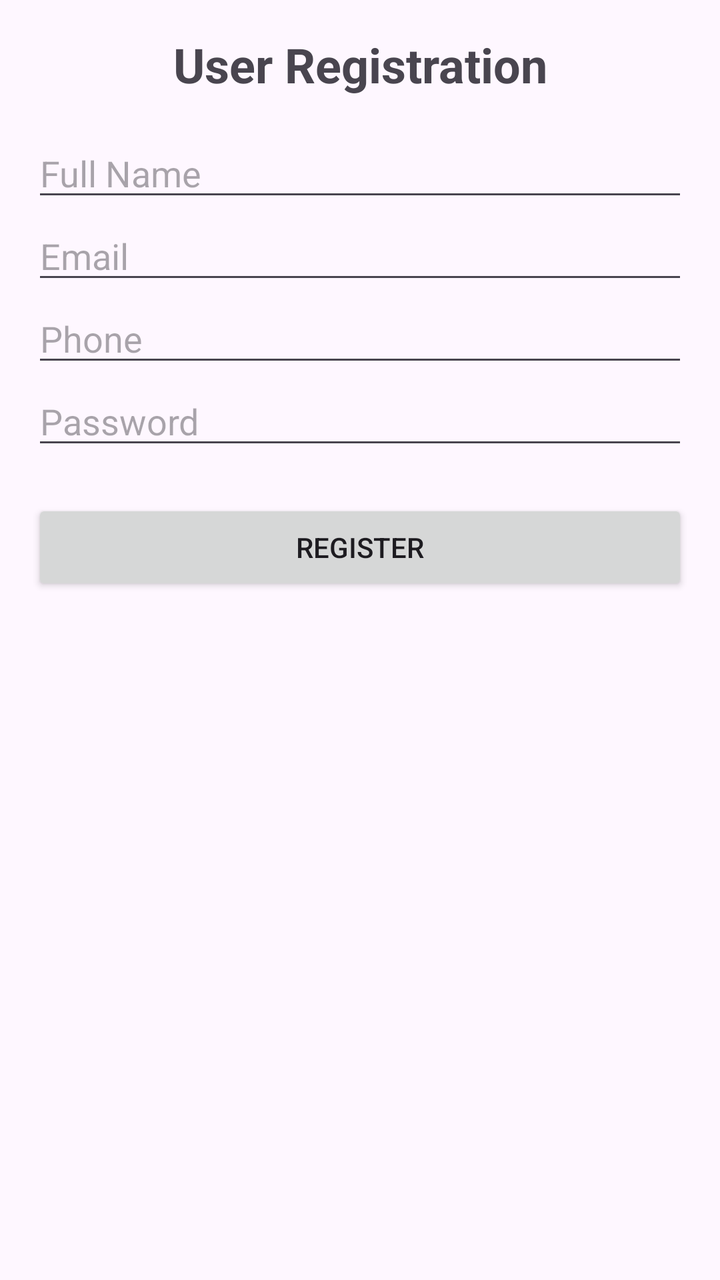
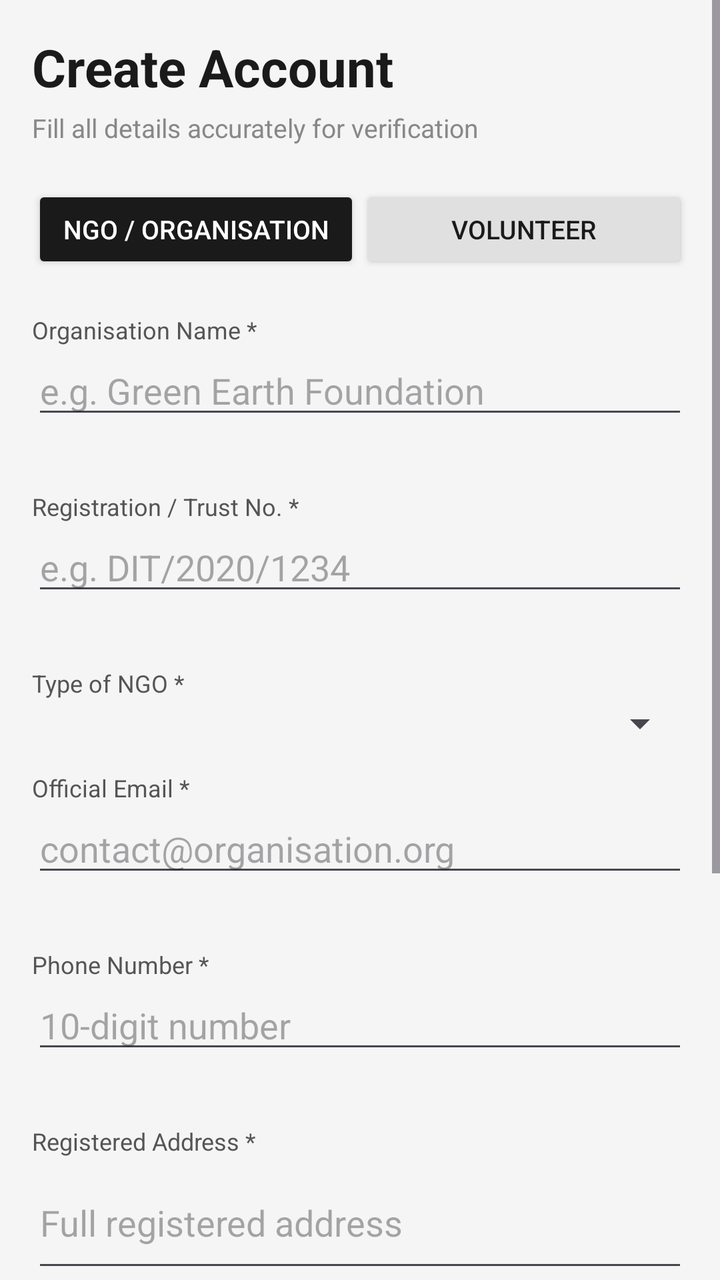

The first picture is an Android layout as it rendered before a commit; the second is the same layout after the commit. The layout source and the unified diff follow.
<!-- AndroidManifest.xml: application theme Theme.SmartSeva -->
<!-- res/layout/activity_register.xml -->
<ScrollView xmlns:android="http://schemas.android.com/apk/res/android"
    android:layout_width="match_parent"
    android:layout_height="match_parent">

    <LinearLayout
        android:orientation="vertical"
        android:padding="16dp"
        android:layout_width="match_parent"
        android:layout_height="wrap_content">

        
        <TextView
            android:id="@+id/tvHeading"
            android:text="@string/user_registration"
            android:textSize="24sp"
            android:textStyle="bold"
            android:gravity="center"
            android:layout_width="match_parent"
            android:layout_height="wrap_content"
            android:layout_marginBottom="16dp"/>

        <EditText
            android:id="@+id/etName"
            android:hint="@string/name"
            android:inputType="textPersonName"
            android:autofillHints="name"
            android:layout_width="match_parent"
            android:layout_height="wrap_content"/>

        <EditText
            android:id="@+id/etEmail"
            android:hint="@string/email"
            android:inputType="textEmailAddress"
            android:autofillHints="email"
            android:layout_width="match_parent"
            android:layout_height="wrap_content"/>

        <EditText
            android:id="@+id/etPhone"
            android:hint="@string/phone"
            android:inputType="phone"
            android:autofillHints="phone"
            android:layout_width="match_parent"
            android:layout_height="wrap_content"/>

        <EditText
            android:id="@+id/etPassword"
            android:hint="@string/password"
            android:inputType="textPassword"
            android:autofillHints="password"
            android:layout_width="match_parent"
            android:layout_height="wrap_content"/>

        
        <EditText
            android:id="@+id/etAge"
            android:hint="@string/age"
            android:visibility="gone"
            android:inputType="number"
            android:autofillHints="age"
            android:layout_width="match_parent"
            android:layout_height="wrap_content"/>

        <TextView
            android:id="@+id/tvGender"
            android:text="@string/gender"
            android:visibility="gone"
            android:layout_width="wrap_content"
            android:layout_height="wrap_content"/>

        <RadioGroup
            android:id="@+id/rgGender"
            android:orientation="horizontal"
            android:visibility="gone"
            android:layout_width="wrap_content"
            android:layout_height="wrap_content">

            <RadioButton
                android:id="@+id/rbMale"
                android:layout_width="wrap_content"
                android:layout_height="wrap_content"
                android:text="@string/gender_male"/>

            <RadioButton
                android:id="@+id/rbFemale"
                android:layout_width="wrap_content"
                android:layout_height="wrap_content"
                android:text="@string/gender_female"/>

            <RadioButton
                android:id="@+id/rbOther"
                android:layout_width="wrap_content"
                android:layout_height="wrap_content"
                android:text="@string/gender_other"/>
        </RadioGroup>

        <TextView
            android:text="@string/skills"
            android:visibility="gone"
            android:id="@+id/tvSkills"
            android:layout_width="wrap_content"
            android:layout_height="wrap_content"/>

        <CheckBox
            android:id="@+id/cbMedical"
            android:text="@string/medical"
            android:visibility="gone"
            android:layout_width="wrap_content"
            android:layout_height="wrap_content"/>

        <CheckBox
            android:id="@+id/cbRescue"
            android:text="@string/rescue"
            android:visibility="gone"
            android:layout_width="wrap_content"
            android:layout_height="wrap_content"/>

        <CheckBox
            android:id="@+id/cbFood"
            android:text="@string/food"
            android:visibility="gone"
            android:layout_width="wrap_content"
            android:layout_height="wrap_content"/>

        <EditText
            android:id="@+id/etAvailability"
            android:hint="@string/availability"
            android:visibility="gone"
            android:inputType="textCapSentences"
            android:autofillHints="availability"
            android:layout_width="match_parent"
            android:layout_height="wrap_content"/>

        <EditText
            android:id="@+id/etWorkType"
            android:hint="@string/work_type"
            android:visibility="gone"
            android:inputType="textCapWords"
            android:autofillHints="none"
            android:layout_width="match_parent"
            android:layout_height="wrap_content"/>

        <EditText
            android:id="@+id/etExperience"
            android:hint="@string/experience"
            android:visibility="gone"
            android:inputType="text"
            android:autofillHints="none"
            android:layout_width="match_parent"
            android:layout_height="wrap_content"/>

        
        <EditText
            android:id="@+id/etRegNumber"
            android:hint="@string/reg_number"
            android:visibility="gone"
            android:inputType="numberSigned"
            android:autofillHints="none"
            android:layout_width="match_parent"
            android:layout_height="wrap_content"/>

        <EditText
            android:id="@+id/etOrgType"
            android:hint="@string/ngo_type"
            android:visibility="gone"
            android:inputType="textCapWords"
            android:autofillHints="none"
            android:layout_width="match_parent"
            android:layout_height="wrap_content"/>

        <EditText
            android:id="@+id/etAddress"
            android:hint="@string/address"
            android:visibility="gone"
            android:inputType="textPostalAddress"
            android:autofillHints="postalAddress"
            android:layout_width="match_parent"
            android:layout_height="wrap_content"/>

        <EditText
            android:id="@+id/etCity"
            android:hint="@string/city"
            android:visibility="gone"
            android:inputType="textCapWords"
            android:autofillHints="addressLocality"
            android:layout_width="match_parent"
            android:layout_height="wrap_content"/>

        <EditText
            android:id="@+id/etDescription"
            android:hint="@string/about_ngo"
            android:visibility="gone"
            android:inputType="textMultiLine"
            android:autofillHints="none"
            android:layout_width="match_parent"
            android:layout_height="wrap_content"/>

        <EditText
            android:id="@+id/etWebsite"
            android:hint="@string/website"
            android:visibility="gone"
            android:inputType="textUri"
            android:autofillHints="url"
            android:layout_width="match_parent"
            android:layout_height="wrap_content"/>

        <Button
            android:id="@+id/btnRegister"
            android:text="@string/register"
            android:layout_marginTop="20dp"
            android:layout_width="match_parent"
            android:layout_height="wrap_content"/>

    </LinearLayout>
</ScrollView>
<!-- resources referenced by this layout -->
<resources>
  <string name="about_ngo">About NGO</string>
  <string name="address">Address</string>
  <string name="age">Age</string>
  <string name="availability">Availability</string>
  <string name="city">City / State</string>
  <string name="email">Email</string>
  <string name="experience">Experience</string>
  <string name="food">Food Distribution</string>
  <string name="gender">Gender</string>
  <string name="gender_female">Female</string>
  <string name="gender_male">Male</string>
  <string name="gender_other">Other</string>
  <string name="medical">Medical Help</string>
  <string name="name">Full Name</string>
  <string name="ngo_type">NGO Type</string>
  <string name="password">Password</string>
  <string name="phone">Phone</string>
  <string name="reg_number">Registration Number</string>
  <string name="register">Register</string>
  <string name="rescue">Rescue Work</string>
  <string name="skills">Select Skills</string>
  <string name="user_registration">User Registration</string>
  <string name="website">Website</string>
  <string name="work_type">Preferred Work Type</string>
  <style name="Theme.SmartSeva" parent="Base.Theme.SmartSeva" />
  <style name="Base.Theme.SmartSeva" parent="Theme.Material3.DayNight.NoActionBar">
          
          
      </style>
</resources>

<!-- the commit's change to res/layout/activity_register.xml (unified diff, before → after) -->
@@ -1,215 +1,313 @@
+<?xml version="1.0" encoding="utf-8"?>
 <ScrollView xmlns:android="http://schemas.android.com/apk/res/android"
     android:layout_width="match_parent"
-    android:layout_height="match_parent">
+    android:layout_height="match_parent"
+    android:background="#F5F5F5">
 
     <LinearLayout
+        android:layout_width="match_parent"
+        android:layout_height="wrap_content"
         android:orientation="vertical"
-        android:padding="16dp"
-        android:layout_width="match_parent"
-        android:layout_height="wrap_content">
+        android:padding="16dp">
 
         
         <TextView
-            android:id="@+id/tvHeading"
-            android:text="@string/user_registration"
-            android:textSize="24sp"
+            android:layout_width="match_parent"
+            android:layout_height="wrap_content"
+            android:text="Create Account"
+            android:textSize="26sp"
             android:textStyle="bold"
-            android:gravity="center"
-            android:layout_width="match_parent"
-            android:layout_height="wrap_content"
-            android:layout_marginBottom="16dp"/>
-
-        <EditText
-            android:id="@+id/etName"
-            android:hint="@string/name"
-            android:inputType="textPersonName"
-            android:autofillHints="name"
-            android:layout_width="match_parent"
-            android:layout_height="wrap_content"/>
-
-        <EditText
-            android:id="@+id/etEmail"
-            android:hint="@string/email"
-            android:inputType="textEmailAddress"
-            android:autofillHints="email"
-            android:layout_width="match_parent"
-            android:layout_height="wrap_content"/>
-
-        <EditText
-            android:id="@+id/etPhone"
-            android:hint="@string/phone"
-            android:inputType="phone"
-            android:autofillHints="phone"
-            android:layout_width="match_parent"
-            android:layout_height="wrap_content"/>
-
-        <EditText
-            android:id="@+id/etPassword"
-            android:hint="@string/password"
-            android:inputType="textPassword"
-            android:autofillHints="password"
-            android:layout_width="match_parent"
-            android:layout_height="wrap_content"/>
+            android:textColor="#1A1A1A"
+            android:layout_marginBottom="4dp"/>
+
+        <TextView
+            android:layout_width="match_parent"
+            android:layout_height="wrap_content"
+            android:text="Fill all details accurately for verification"
+            android:textSize="13sp"
+            android:textColor="#888888"
+            android:layout_marginBottom="20dp"/>
 
         
-        <EditText
-            android:id="@+id/etAge"
-            android:hint="@string/age"
-            android:visibility="gone"
-            android:inputType="number"
-            android:autofillHints="age"
-            android:layout_width="match_parent"
-            android:layout_height="wrap_content"/>
-
-        <TextView
-            android:id="@+id/tvGender"
-            android:text="@string/gender"
-            android:visibility="gone"
-            android:layout_width="wrap_content"
-            android:layout_height="wrap_content"/>
-
-        <RadioGroup
-            android:id="@+id/rgGender"
+        <LinearLayout
+            android:layout_width="match_parent"
+            android:layout_height="wrap_content"
             android:orientation="horizontal"
-            android:visibility="gone"
-            android:layout_width="wrap_content"
-            android:layout_height="wrap_content">
-
-            <RadioButton
-                android:id="@+id/rbMale"
-                android:layout_width="wrap_content"
-                android:layout_height="wrap_content"
-                android:text="@string/gender_male"/>
-
-            <RadioButton
-                android:id="@+id/rbFemale"
-                android:layout_width="wrap_content"
-                android:layout_height="wrap_content"
-                android:text="@string/gender_female"/>
-
-            <RadioButton
-                android:id="@+id/rbOther"
-                android:layout_width="wrap_content"
-                android:layout_height="wrap_content"
-                android:text="@string/gender_other"/>
-        </RadioGroup>
-
-        <TextView
-            android:text="@string/skills"
-            android:visibility="gone"
-            android:id="@+id/tvSkills"
-            android:layout_width="wrap_content"
-            android:layout_height="wrap_content"/>
-
-        <CheckBox
-            android:id="@+id/cbMedical"
-            android:text="@string/medical"
-            android:visibility="gone"
-            android:layout_width="wrap_content"
-            android:layout_height="wrap_content"/>
-
-        <CheckBox
-            android:id="@+id/cbRescue"
-            android:text="@string/rescue"
-            android:visibility="gone"
-            android:layout_width="wrap_content"
-            android:layout_height="wrap_content"/>
-
-        <CheckBox
-            android:id="@+id/cbFood"
-            android:text="@string/food"
-            android:visibility="gone"
-            android:layout_width="wrap_content"
-            android:layout_height="wrap_content"/>
-
-        <EditText
-            android:id="@+id/etAvailability"
-            android:hint="@string/availability"
-            android:visibility="gone"
-            android:inputType="textCapSentences"
-            android:autofillHints="availability"
-            android:layout_width="match_parent"
-            android:layout_height="wrap_content"/>
-
-        <EditText
-            android:id="@+id/etWorkType"
-            android:hint="@string/work_type"
-            android:visibility="gone"
-            android:inputType="textCapWords"
-            android:autofillHints="none"
-            android:layout_width="match_parent"
-            android:layout_height="wrap_content"/>
-
-        <EditText
-            android:id="@+id/etExperience"
-            android:hint="@string/experience"
-            android:visibility="gone"
-            android:inputType="text"
-            android:autofillHints="none"
-            android:layout_width="match_parent"
-            android:layout_height="wrap_content"/>
+            android:layout_marginBottom="20dp">
+
+            <Button
+                android:id="@+id/btnTabNGO"
+                android:layout_width="0dp"
+                android:layout_height="44dp"
+                android:layout_weight="1"
+                android:text="NGO / Organisation"
+                android:textSize="13sp"
+                android:backgroundTint="#1A1A1A"
+                android:textColor="#FFFFFF"/>
+
+            <Button
+                android:id="@+id/btnTabVolunteer"
+                android:layout_width="0dp"
+                android:layout_height="44dp"
+                android:layout_weight="1"
+                android:text="Volunteer"
+                android:textSize="13sp"
+                android:backgroundTint="#E0E0E0"
+                android:textColor="#1A1A1A"/>
+        </LinearLayout>
 
         
-        <EditText
-            android:id="@+id/etRegNumber"
-            android:hint="@string/reg_number"
-            android:visibility="gone"
-            android:inputType="numberSigned"
-            android:autofillHints="none"
-            android:layout_width="match_parent"
-            android:layout_height="wrap_content"/>
-
-        <EditText
-            android:id="@+id/etOrgType"
-            android:hint="@string/ngo_type"
-            android:visibility="gone"
-            android:inputType="textCapWords"
-            android:autofillHints="none"
-            android:layout_width="match_parent"
-            android:layout_height="wrap_content"/>
-
-        <EditText
-            android:id="@+id/etAddress"
-            android:hint="@string/address"
-            android:visibility="gone"
-            android:inputType="textPostalAddress"
-            android:autofillHints="postalAddress"
-            android:layout_width="match_parent"
-            android:layout_height="wrap_content"/>
-
-        <EditText
-            android:id="@+id/etCity"
-            android:hint="@string/city"
-            android:visibility="gone"
-            android:inputType="textCapWords"
-            android:autofillHints="addressLocality"
-            android:layout_width="match_parent"
-            android:layout_height="wrap_content"/>
-
-        <EditText
-            android:id="@+id/etDescription"
-            android:hint="@string/about_ngo"
-            android:visibility="gone"
-            android:inputType="textMultiLine"
-            android:autofillHints="none"
-            android:layout_width="match_parent"
-            android:layout_height="wrap_content"/>
-
-        <EditText
-            android:id="@+id/etWebsite"
-            android:hint="@string/website"
-            android:visibility="gone"
-            android:inputType="textUri"
-            android:autofillHints="url"
-            android:layout_width="match_parent"
-            android:layout_height="wrap_content"/>
-
-        <Button
-            android:id="@+id/btnRegister"
-            android:text="@string/register"
-            android:layout_marginTop="20dp"
-            android:layout_width="match_parent"
-            android:layout_height="wrap_content"/>
+        <LinearLayout
+            android:id="@+id/layoutNGO"
+            android:layout_width="match_parent"
+            android:layout_height="wrap_content"
+            android:orientation="vertical"
+            android:visibility="visible">
+
+            
+            <TextView android:layout_width="match_parent" android:layout_height="wrap_content"
+                android:text="Organisation Name *" android:textSize="12sp" android:textColor="#555"/>
+            <EditText
+                android:id="@+id/etOrgName"
+                android:layout_width="match_parent"
+                android:layout_height="wrap_content"
+                android:hint="e.g. Green Earth Foundation"
+                android:inputType="textPersonName"
+                android:layout_marginBottom="4dp"/>
+            <TextView android:id="@+id/errOrgName" android:layout_width="match_parent"
+                android:layout_height="wrap_content" android:textColor="#E24B4A"
+                android:textSize="11sp" android:layout_marginBottom="12dp"/>
+
+            
+            <TextView android:layout_width="match_parent" android:layout_height="wrap_content"
+                android:text="Registration / Trust No. *" android:textSize="12sp" android:textColor="#555"/>
+            <EditText
+                android:id="@+id/etRegNo"
+                android:layout_width="match_parent"
+                android:layout_height="wrap_content"
+                android:hint="e.g. DIT/2020/1234"
+                android:inputType="text"
+                android:layout_marginBottom="4dp"/>
+            <TextView android:id="@+id/errRegNo" android:layout_width="match_parent"
+                android:layout_height="wrap_content" android:textColor="#E24B4A"
+                android:textSize="11sp" android:layout_marginBottom="12dp"/>
+
+            
+            <TextView android:layout_width="match_parent" android:layout_height="wrap_content"
+                android:text="Type of NGO *" android:textSize="12sp" android:textColor="#555"/>
+            <Spinner
+                android:id="@+id/spinnerNGOType"
+                android:layout_width="match_parent"
+                android:layout_height="wrap_content"
+                android:layout_marginBottom="12dp"/>
+
+            
+            <TextView android:layout_width="match_parent" android:layout_height="wrap_content"
+                android:text="Official Email *" android:textSize="12sp" android:textColor="#555"/>
+            <EditText
+                android:id="@+id/etNGOEmail"
+                android:layout_width="match_parent"
+                android:layout_height="wrap_content"
+                android:hint="contact@organisation.org"
+                android:inputType="textEmailAddress"
+                android:layout_marginBottom="4dp"/>
+            <TextView android:id="@+id/errNGOEmail" android:layout_width="match_parent"
+                android:layout_height="wrap_content" android:textColor="#E24B4A"
+                android:textSize="11sp" android:layout_marginBottom="12dp"/>
+
+            
+            <TextView android:layout_width="match_parent" android:layout_height="wrap_content"
+                android:text="Phone Number *" android:textSize="12sp" android:textColor="#555"/>
+            <EditText
+                android:id="@+id/etNGOPhone"
+                android:layout_width="match_parent"
+                android:layout_height="wrap_content"
+                android:hint="10-digit number"
+                android:inputType="phone"
+                android:maxLength="10"
+                android:layout_marginBottom="4dp"/>
+            <TextView android:id="@+id/errNGOPhone" android:layout_width="match_parent"
+                android:layout_height="wrap_content" android:textColor="#E24B4A"
+                android:textSize="11sp" android:layout_marginBottom="12dp"/>
+
+            
+            <TextView android:layout_width="match_parent" android:layout_height="wrap_content"
+                android:text="Registered Address *" android:textSize="12sp" android:textColor="#555"/>
+            <EditText
+                android:id="@+id/etNGOAddress"
+                android:layout_width="match_parent"
+                android:layout_height="wrap_content"
+                android:hint="Full registered address"
+                android:inputType="textMultiLine"
+                android:minLines="2"
+                android:layout_marginBottom="4dp"/>
+            <TextView android:id="@+id/errNGOAddress" android:layout_width="match_parent"
+                android:layout_height="wrap_content" android:textColor="#E24B4A"
+                android:textSize="11sp" android:layout_marginBottom="12dp"/>
+
+            
+            <TextView android:layout_width="match_parent" android:layout_height="wrap_content"
+                android:text="Password *" android:textSize="12sp" android:textColor="#555"/>
+            <EditText
+                android:id="@+id/etNGOPassword"
+                android:layout_width="match_parent"
+                android:layout_height="wrap_content"
+                android:hint="Min 8 chars, 1 number"
+                android:inputType="textPassword"
+                android:layout_marginBottom="4dp"/>
+            <TextView android:id="@+id/errNGOPassword" android:layout_width="match_parent"
+                android:layout_height="wrap_content" android:textColor="#E24B4A"
+                android:textSize="11sp" android:layout_marginBottom="12dp"/>
+
+            
+            <TextView android:layout_width="match_parent" android:layout_height="wrap_content"
+                android:text="Confirm Password *" android:textSize="12sp" android:textColor="#555"/>
+            <EditText
+                android:id="@+id/etNGOConfirmPassword"
+                android:layout_width="match_parent"
+                android:layout_height="wrap_content"
+                android:hint="Re-enter password"
+                android:inputType="textPassword"
+                android:layout_marginBottom="4dp"/>
+            <TextView android:id="@+id/errNGOConfirmPassword" android:layout_width="match_parent"
+                android:layout_height="wrap_content" android:textColor="#E24B4A"
+                android:textSize="11sp" android:layout_marginBottom="20dp"/>
+
+            <Button
+                android:id="@+id/btnRegisterNGO"
+                android:layout_width="match_parent"
+                android:layout_height="50dp"
+                android:text="Register Organisation"
+                android:backgroundTint="#1A1A1A"
+                android:textColor="#FFFFFF"
+                android:layout_marginBottom="16dp"/>
+        </LinearLayout>
+
+        
+        <LinearLayout
+            android:id="@+id/layoutVolunteer"
+            android:layout_width="match_parent"
+            android:layout_height="wrap_content"
+            android:orientation="vertical"
+            android:visibility="gone">
+
+            
+            <TextView android:layout_width="match_parent" android:layout_height="wrap_content"
+                android:text="First Name *" android:textSize="12sp" android:textColor="#555"/>
+            <EditText
+                android:id="@+id/etFirstName"
+                android:layout_width="match_parent"
+                android:layout_height="wrap_content"
+                android:hint="e.g. Priya"
+                android:inputType="textPersonName"
+                android:layout_marginBottom="4dp"/>
+            <TextView android:id="@+id/errFirstName" android:layout_width="match_parent"
+                android:layout_height="wrap_content" android:textColor="#E24B4A"
+                android:textSize="11sp" android:layout_marginBottom="12dp"/>
+
+            
+            <TextView android:layout_width="match_parent" android:layout_height="wrap_content"
+                android:text="Last Name *" android:textSize="12sp" android:textColor="#555"/>
+            <EditText
+                android:id="@+id/etLastName"
+                android:layout_width="match_parent"
+                android:layout_height="wrap_content"
+                android:hint="e.g. Sharma"
+                android:inputType="textPersonName"
+                android:layout_marginBottom="4dp"/>
+            <TextView android:id="@+id/errLastName" android:layout_width="match_parent"
+                android:layout_height="wrap_content" android:textColor="#E24B4A"
+                android:textSize="11sp" android:layout_marginBottom="12dp"/>
+
+            
+            <TextView android:layout_width="match_parent" android:layout_height="wrap_content"
+                android:text="Email Address *" android:textSize="12sp" android:textColor="#555"/>
+            <EditText
+                android:id="@+id/etVolEmail"
+                android:layout_width="match_parent"
+                android:layout_height="wrap_content"
+                android:hint="yourname@example.com"
+                android:inputType="textEmailAddress"
+                android:layout_marginBottom="4dp"/>
+            <TextView android:id="@+id/errVolEmail" android:layout_width="match_parent"
+                android:layout_height="wrap_content" android:textColor="#E24B4A"
+                android:textSize="11sp" android:layout_marginBottom="12dp"/>
+
+            
+            <TextView android:layout_width="match_parent" android:layout_height="wrap_content"
+                android:text="Phone Number *" android:textSize="12sp" android:textColor="#555"/>
+            <EditText
+                android:id="@+id/etVolPhone"
+                android:layout_width="match_parent"
+                android:layout_height="wrap_content"
+                android:hint="10-digit number"
+                android:inputType="phone"
+                android:maxLength="10"
+                android:layout_marginBottom="4dp"/>
+            <TextView android:id="@+id/errVolPhone" android:layout_width="match_parent"
+                android:layout_height="wrap_content" android:textColor="#E24B4A"
+                android:textSize="11sp" android:layout_marginBottom="12dp"/>
+
+            
+            <TextView android:layout_width="match_parent" android:layout_height="wrap_content"
+                android:text="Government ID Type *" android:textSize="12sp" android:textColor="#555"/>
+            <Spinner
+                android:id="@+id/spinnerIDType"
+                android:layout_width="match_parent"
+                android:layout_height="wrap_content"
+                android:layout_marginBottom="12dp"/>
+
+            
+            <TextView android:layout_width="match_parent" android:layout_height="wrap_content"
+                android:text="ID Number *" android:textSize="12sp" android:textColor="#555"/>
+            <EditText
+                android:id="@+id/etIDNumber"
+                android:layout_width="match_parent"
+                android:layout_height="wrap_content"
+                android:hint="Enter your ID number"
+                android:inputType="text"
+                android:layout_marginBottom="4dp"/>
+            <TextView android:id="@+id/errIDNumber" android:layout_width="match_parent"
+                android:layout_height="wrap_content" android:textColor="#E24B4A"
+                android:textSize="11sp" android:layout_marginBottom="12dp"/>
+
+            
+            <TextView android:layout_width="match_parent" android:layout_height="wrap_content"
+                android:text="Password *" android:textSize="12sp" android:textColor="#555"/>
+            <EditText
+                android:id="@+id/etVolPassword"
+                android:layout_width="match_parent"
+                android:layout_height="wrap_content"
+                android:hint="Min 8 chars, 1 number"
+                android:inputType="textPassword"
+                android:layout_marginBottom="4dp"/>
+            <TextView android:id="@+id/errVolPassword" android:layout_width="match_parent"
+                android:layout_height="wrap_content" android:textColor="#E24B4A"
+                android:textSize="11sp" android:layout_marginBottom="12dp"/>
+
+            
+            <TextView android:layout_width="match_parent" android:layout_height="wrap_content"
+                android:text="Confirm Password *" android:textSize="12sp" android:textColor="#555"/>
+            <EditText
+                android:id="@+id/etVolConfirmPassword"
+                android:layout_width="match_parent"
+                android:layout_height="wrap_content"
+                android:hint="Re-enter password"
+                android:inputType="textPassword"
+                android:layout_marginBottom="4dp"/>
+            <TextView android:id="@+id/errVolConfirmPassword" android:layout_width="match_parent"
+                android:layout_height="wrap_content" android:textColor="#E24B4A"
+                android:textSize="11sp" android:layout_marginBottom="20dp"/>
+
+            <Button
+                android:id="@+id/btnRegisterVolunteer"
+                android:layout_width="match_parent"
+                android:layout_height="50dp"
+                android:text="Register as Volunteer"
+                android:backgroundTint="#1A1A1A"
+                android:textColor="#FFFFFF"
+                android:layout_marginBottom="16dp"/>
+        </LinearLayout>
 
     </LinearLayout>
 </ScrollView>
<!-- resource entries referenced after the edit -->
@@ -1,29 +1,5 @@
 <!-- resources referenced by this layout -->
 <resources>
-  <string name="about_ngo">About NGO</string>
-  <string name="address">Address</string>
-  <string name="age">Age</string>
-  <string name="availability">Availability</string>
-  <string name="city">City / State</string>
-  <string name="email">Email</string>
-  <string name="experience">Experience</string>
-  <string name="food">Food Distribution</string>
-  <string name="gender">Gender</string>
-  <string name="gender_female">Female</string>
-  <string name="gender_male">Male</string>
-  <string name="gender_other">Other</string>
-  <string name="medical">Medical Help</string>
-  <string name="name">Full Name</string>
-  <string name="ngo_type">NGO Type</string>
-  <string name="password">Password</string>
-  <string name="phone">Phone</string>
-  <string name="reg_number">Registration Number</string>
-  <string name="register">Register</string>
-  <string name="rescue">Rescue Work</string>
-  <string name="skills">Select Skills</string>
-  <string name="user_registration">User Registration</string>
-  <string name="website">Website</string>
-  <string name="work_type">Preferred Work Type</string>
   <style name="Theme.SmartSeva" parent="Base.Theme.SmartSeva" />
   <style name="Base.Theme.SmartSeva" parent="Theme.Material3.DayNight.NoActionBar">
           
